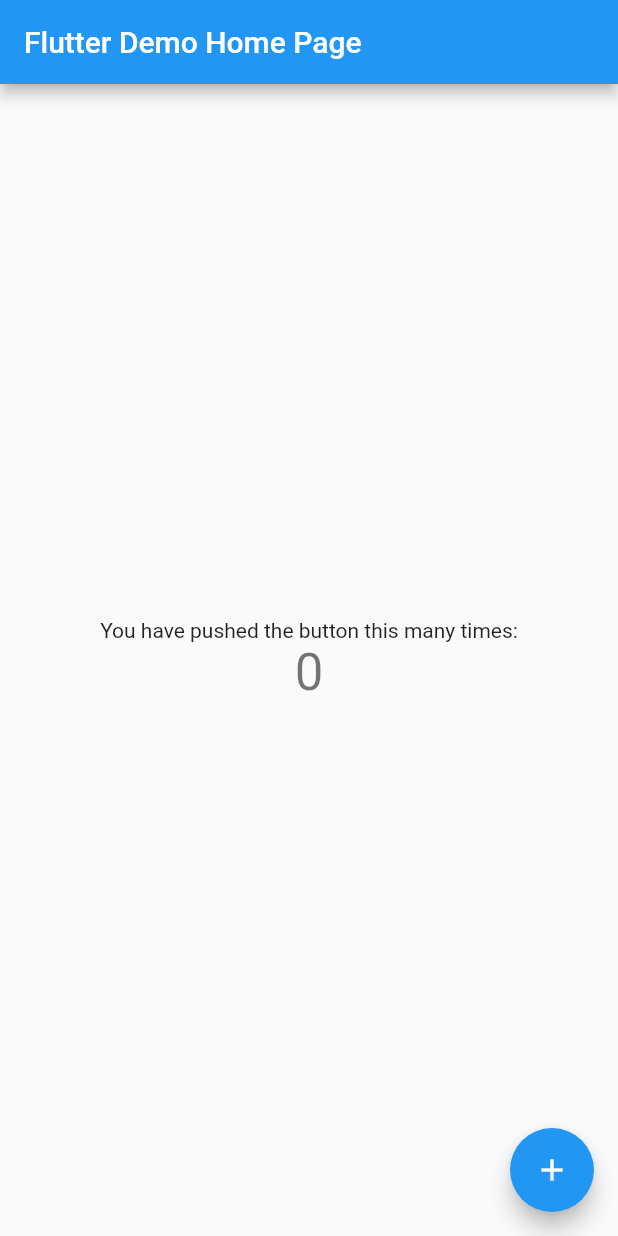
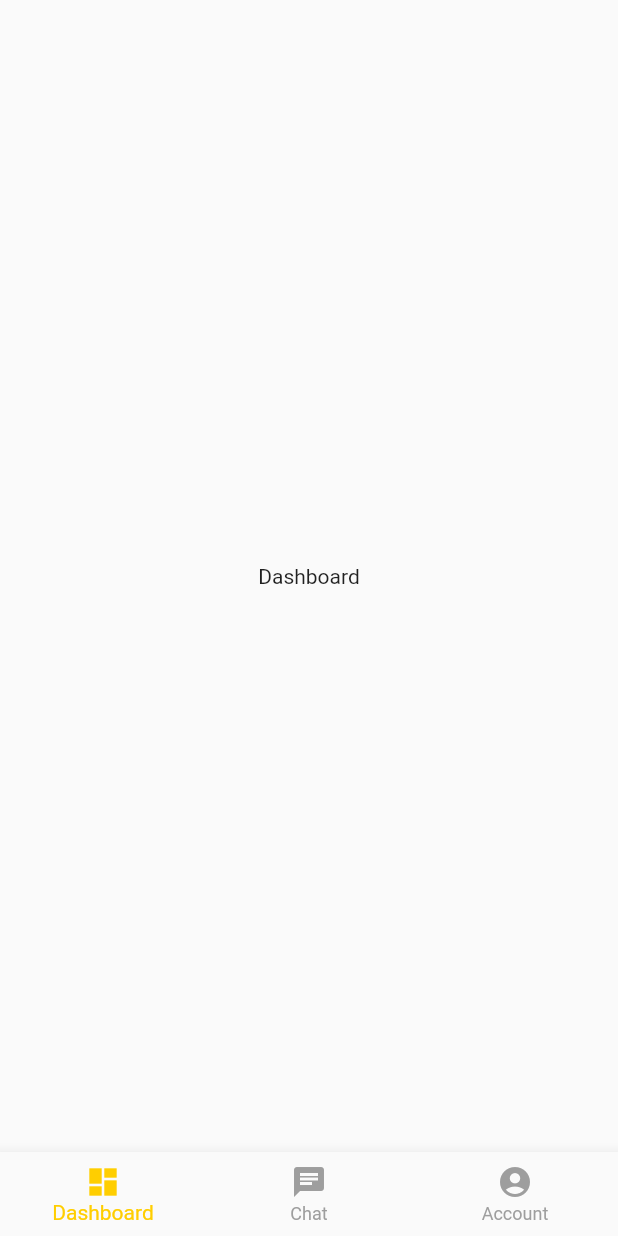
Before and after one commit to asbiqalalawi/eticketing, a Flutter app: the screen it shows after launch, on a phone screen of 412 x 824 dp. Run offline on Flutter 3.47's test engine with Material 2 defaults, Android fonts, the phone set to English and light mode, and no system bars.

Commit message:
bottom nav

```diff
--- /dev/null
+++ b/lib/bottom_navigation.dart
@@ -0,0 +1,59 @@
+import 'package:eticketing/chat_samsat.dart';
+import 'package:eticketing/personal_chat.dart';
+import 'package:eticketing/profil_samsat.dart';
+import 'package:flutter/material.dart';
+
+class Bottom_Navigation extends StatefulWidget {
+  @override
+  _Bottom_NavigationState createState() => _Bottom_NavigationState();
+}
+
+class _Bottom_NavigationState extends State<Bottom_Navigation> {
+  int _selectedNavbar = 0;
+
+  void _changeSelectedNavBar(int index) {
+    setState(() {
+      _selectedNavbar = index;
+    });
+  }
+
+  @override
+  Widget build(BuildContext context) {
+    final _listPage = [
+      Text("Dashboard"),
+      // ChatSamsat(),
+      ChatSamsat(),
+      ProfilSamsat(),
+    ];
+
+    return Scaffold(
+      body: Center(child: _listPage[_selectedNavbar]
+          /* Text(
+          "Tab Index yang aktif : $_selectedNavbar",
+          style: TextStyle(fontSize: 16),
+        ), */
+          ),
+      bottomNavigationBar: BottomNavigationBar(
+        items: const <BottomNavigationBarItem>[
+          BottomNavigationBarItem(
+            icon: Icon(Icons.dashboard),
+            title: Text('Dashboard'),
+          ),
+          BottomNavigationBarItem(
+            icon: Icon(Icons.chat),
+            title: Text('Chat'),
+          ),
+          BottomNavigationBarItem(
+            icon: Icon(Icons.account_circle),
+            title: Text('Account'),
+          ),
+        ],
+        currentIndex: _selectedNavbar,
+        selectedItemColor: Color(0xFFFFCE00),
+        unselectedItemColor: Colors.grey,
+        showUnselectedLabels: true,
+        onTap: _changeSelectedNavBar,
+      ),
+    );
+  }
+}
--- a/lib/main.dart
+++ b/lib/main.dart
@@ -1,117 +1,21 @@
+import 'package:eticketing/bottom_navigation.dart';
+import 'package:eticketing/detail_tiket.dart';
 import 'package:flutter/material.dart';
 
 void main() {
   runApp(MyApp());
 }
 
-class MyApp extends StatelessWidget {
-  // This widget is the root of your application.
+class MyApp extends StatefulWidget {
+  @override
+  _MyAppState createState() => _MyAppState();
+}
+
+class _MyAppState extends State<MyApp> {
   @override
   Widget build(BuildContext context) {
     return MaterialApp(
-      title: 'Flutter Demo',
-      theme: ThemeData(
-        // This is the theme of your application.
-        //
-        // Try running your application with "flutter run". You'll see the
-        // application has a blue toolbar. Then, without quitting the app, try
-        // changing the primarySwatch below to Colors.green and then invoke
-        // "hot reload" (press "r" in the console where you ran "flutter run",
-        // or simply save your changes to "hot reload" in a Flutter IDE).
-        // Notice that the counter didn't reset back to zero; the application
-        // is not restarted.
-        primarySwatch: Colors.blue,
-        // This makes the visual density adapt to the platform that you run
-        // the app on. For desktop platforms, the controls will be smaller and
-        // closer together (more dense) than on mobile platforms.
-        visualDensity: VisualDensity.adaptivePlatformDensity,
-      ),
-      home: MyHomePage(title: 'Flutter Demo Home Page'),
+      home: Bottom_Navigation(),
     );
   }
 }
-
-class MyHomePage extends StatefulWidget {
-  MyHomePage({Key key, this.title}) : super(key: key);
-
-  // This widget is the home page of your application. It is stateful, meaning
-  // that it has a State object (defined below) that contains fields that affect
-  // how it looks.
-
-  // This class is the configuration for the state. It holds the values (in this
-  // case the title) provided by the parent (in this case the App widget) and
-  // used by the build method of the State. Fields in a Widget subclass are
-  // always marked "final".
-
-  final String title;
-
-  @override
-  _MyHomePageState createState() => _MyHomePageState();
-}
-
-class _MyHomePageState extends State<MyHomePage> {
-  int _counter = 0;
-
-  void _incrementCounter() {
-    setState(() {
-      // This call to setState tells the Flutter framework that something has
-      // changed in this State, which causes it to rerun the build method below
-      // so that the display can reflect the updated values. If we changed
-      // _counter without calling setState(), then the build method would not be
-      // called again, and so nothing would appear to happen.
-      _counter++;
-    });
-  }
-
-  @override
-  Widget build(BuildContext context) {
-    // This method is rerun every time setState is called, for instance as done
-    // by the _incrementCounter method above.
-    //
-    // The Flutter framework has been optimized to make rerunning build methods
-    // fast, so that you can just rebuild anything that needs updating rather
-    // than having to individually change instances of widgets.
-    return Scaffold(
-      appBar: AppBar(
-        // Here we take the value from the MyHomePage object that was created by
-        // the App.build method, and use it to set our appbar title.
-        title: Text(widget.title),
-      ),
-      body: Center(
-        // Center is a layout widget. It takes a single child and positions it
-        // in the middle of the parent.
-        child: Column(
-          // Column is also a layout widget. It takes a list of children and
-          // arranges them vertically. By default, it sizes itself to fit its
-          // children horizontally, and tries to be as tall as its parent.
-          //
-          // Invoke "debug painting" (press "p" in the console, choose the
-          // "Toggle Debug Paint" action from the Flutter Inspector in Android
-          // Studio, or the "Toggle Debug Paint" command in Visual Studio Code)
-          // to see the wireframe for each widget.
-          //
-          // Column has various properties to control how it sizes itself and
-          // how it positions its children. Here we use mainAxisAlignment to
-          // center the children vertically; the main axis here is the vertical
-          // axis because Columns are vertical (the cross axis would be
-          // horizontal).
-          mainAxisAlignment: MainAxisAlignment.center,
-          children: <Widget>[
-            Text(
-              'You have pushed the button this many times:',
-            ),
-            Text(
-              '$_counter',
-              style: Theme.of(context).textTheme.headline4,
-            ),
-          ],
-        ),
-      ),
-      floatingActionButton: FloatingActionButton(
-        onPressed: _incrementCounter,
-        tooltip: 'Increment',
-        child: Icon(Icons.add),
-      ), // This trailing comma makes auto-formatting nicer for build methods.
-    );
-  }
-}
```
Also changed, not shown: lib/chat_samsat.dart (added, +80 -0 lines), lib/detail_tiket.dart (added, +111 -0 lines), lib/personal_chat.dart (added, +26 -0 lines), lib/profil_samsat.dart (added, +80 -0 lines), 1 other file.
